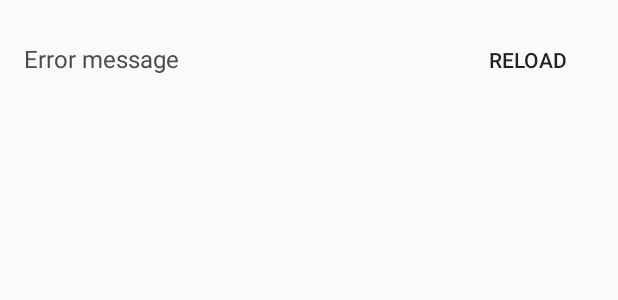
After one commit to drukarev/RssReader, an Android app: the layout item_error_card.xml on its own in the app's theme, with its tools: preview values and no code run, on a phone screen of 412 x 824 dp. The commit adds this screen. Shown: the top 300 px of the screen. Run offline under Robolectric (Android 15) with nearby library versions, the phone set to English and light mode, and no system bars.

Commit message:
Add item for error view.

```diff
--- a/app/src/main/java/com/example/rssreader/MainActivity.kt
+++ b/app/src/main/java/com/example/rssreader/MainActivity.kt
@@ -38,7 +38,9 @@ class MainActivity : AppCompatActivity(), FeedContract.View {
             is ScreenViewModel.Error -> {
                 errorTitle.text = viewModel.title
                 errorSubtitle.text = viewModel.subtitle
+                refreshContainer.isRefreshing = false
                 dataContainer.showChild(errorView)
+                adapter.submitList(emptyList())
             }
             is ScreenViewModel.Data -> {
                 adapter.submitList(viewModel.items)
--- a/app/src/main/java/com/example/rssreader/model/ListViewHolder.kt
+++ b/app/src/main/java/com/example/rssreader/model/ListViewHolder.kt
@@ -8,6 +8,7 @@ import android.view.ViewGroup.LayoutParams.MATCH_PARENT
 import android.view.ViewGroup.LayoutParams.WRAP_CONTENT
 import android.widget.ProgressBar
 import com.example.rssreader.R
+import com.example.rssreader.view.ErrorCardView
 import com.example.rssreader.view.FeedCardView
 
 /**
@@ -23,7 +24,7 @@ sealed class ListViewHolder(itemView: View) : RecyclerView.ViewHolder(itemView)
         }
     })
 
-    class Error(context: Context) : ListViewHolder(FeedCardView(context).apply { //TODO: change view
+    class Error(context: Context) : ListViewHolder(ErrorCardView(context).apply {
         layoutParams = ViewGroup.LayoutParams(MATCH_PARENT, WRAP_CONTENT)
     })
 
--- /dev/null
+++ b/app/src/main/res/layout/item_error_card.xml
@@ -0,0 +1,23 @@
+<?xml version="1.0" encoding="utf-8"?>
+<LinearLayout xmlns:android="http://schemas.android.com/apk/res/android"
+    xmlns:tools="http://schemas.android.com/tools"
+    android:layout_width="match_parent"
+    android:layout_height="wrap_content"
+    android:orientation="horizontal"
+    android:padding="@dimen/spaceM">
+
+    <TextView
+        style="@style/Text.Subtitle"
+        android:id="@+id/errorMessage"
+        android:layout_width="0dp"
+        android:layout_weight="1"
+        android:layout_height="wrap_content"
+        tools:text="Error message" />
+
+    <Button
+        style="@android:style/Widget.Material.Button.Borderless"
+        android:id="@+id/errorButton"
+        android:layout_width="wrap_content"
+        android:layout_height="wrap_content"
+        android:text="@string/button_reload" />
+</LinearLayout>
```
Also changed, not shown: app/src/main/java/com/example/rssreader/view/ErrorCardView.kt (added, +21 -0 lines), app/src/main/java/com/example/rssreader/view/FeedAdapter.kt (+7 -7 lines).
